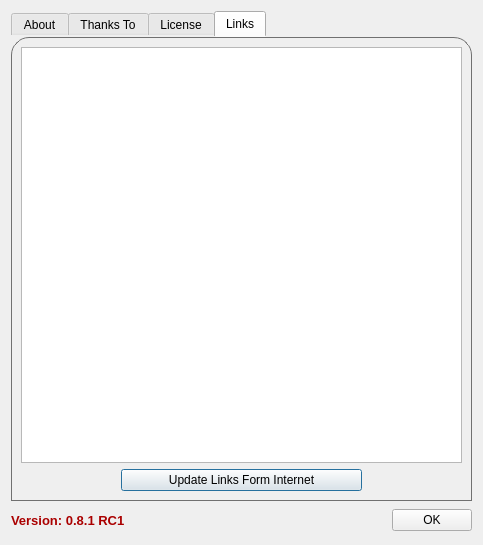
The window that About_Window.ui (qunying/aqemu-old) describes before a commit, drawn with Qt 5.
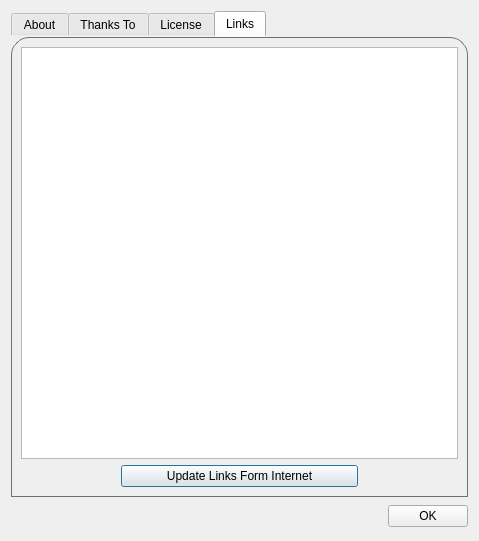
The same window after the commit. The open tabs and pages were chosen to show the change. Icons and pictures are not drawn.

Patch:
```diff
--- a/About_Window.ui
+++ b/About_Window.ui
@@ -7,8 +7,8 @@
    <rect>
     <x>0</x>
     <y>0</y>
-    <width>483</width>
-    <height>545</height>
+    <width>479</width>
+    <height>541</height>
    </rect>
   </property>
   <property name="windowTitle">
@@ -429,29 +429,31 @@
           <string>&lt;!DOCTYPE HTML PUBLIC &quot;-//W3C//DTD HTML 4.0//EN&quot; &quot;http://www.w3.org/TR/REC-html40/strict.dtd&quot;&gt;
 &lt;html&gt;&lt;head&gt;&lt;meta name=&quot;qrichtext&quot; content=&quot;1&quot; /&gt;&lt;style type=&quot;text/css&quot;&gt;
 p, li { white-space: pre-wrap; }
-&lt;/style&gt;&lt;/head&gt;&lt;body style=&quot; font-family:'MS Shell Dlg 2'; font-size:8.25pt; font-weight:400; font-style:normal;&quot;&gt;
+&lt;/style&gt;&lt;/head&gt;&lt;body style=&quot; font-family:'DejaVu Sans'; font-size:10pt; font-weight:400; font-style:normal;&quot;&gt;
 &lt;table border=&quot;0&quot; style=&quot;-qt-table-type: root; margin-top:4px; margin-bottom:4px; margin-left:4px; margin-right:4px;&quot;&gt;
 &lt;tr&gt;
 &lt;td style=&quot;border: none;&quot;&gt;
-&lt;p style=&quot;-qt-paragraph-type:empty; margin-top:0px; margin-bottom:0px; margin-left:0px; margin-right:0px; -qt-block-indent:0; text-indent:0px; font-family:'DejaVu Sans'; font-size:10pt;&quot;&gt;&lt;/p&gt;
-&lt;p style=&quot;-qt-paragraph-type:empty; margin-top:0px; margin-bottom:0px; margin-left:0px; margin-right:0px; -qt-block-indent:0; text-indent:0px; font-family:'DejaVu Sans'; font-size:10pt;&quot;&gt;&lt;/p&gt;
-&lt;p style=&quot;-qt-paragraph-type:empty; margin-top:0px; margin-bottom:0px; margin-left:0px; margin-right:0px; -qt-block-indent:0; text-indent:0px; font-family:'DejaVu Sans'; font-size:10pt;&quot;&gt;&lt;/p&gt;
-&lt;p style=&quot;-qt-paragraph-type:empty; margin-top:0px; margin-bottom:0px; margin-left:0px; margin-right:0px; -qt-block-indent:0; text-indent:0px; font-family:'DejaVu Sans'; font-size:10pt;&quot;&gt;&lt;/p&gt;
-&lt;p style=&quot;-qt-paragraph-type:empty; margin-top:0px; margin-bottom:0px; margin-left:0px; margin-right:0px; -qt-block-indent:0; text-indent:0px; font-family:'DejaVu Sans'; font-size:10pt;&quot;&gt;&lt;/p&gt;
-&lt;p style=&quot;-qt-paragraph-type:empty; margin-top:0px; margin-bottom:0px; margin-left:0px; margin-right:0px; -qt-block-indent:0; text-indent:0px; font-family:'DejaVu Sans'; font-size:10pt;&quot;&gt;&lt;/p&gt;
-&lt;p style=&quot;-qt-paragraph-type:empty; margin-top:0px; margin-bottom:0px; margin-left:0px; margin-right:0px; -qt-block-indent:0; text-indent:0px; font-family:'DejaVu Sans'; font-size:10pt;&quot;&gt;&lt;/p&gt;
-&lt;p style=&quot;-qt-paragraph-type:empty; margin-top:0px; margin-bottom:0px; margin-left:0px; margin-right:0px; -qt-block-indent:0; text-indent:0px; font-family:'DejaVu Sans'; font-size:10pt;&quot;&gt;&lt;/p&gt;
-&lt;p style=&quot;-qt-paragraph-type:empty; margin-top:0px; margin-bottom:0px; margin-left:0px; margin-right:0px; -qt-block-indent:0; text-indent:0px; font-family:'DejaVu Sans'; font-size:10pt;&quot;&gt;&lt;/p&gt;
-&lt;p style=&quot;-qt-paragraph-type:empty; margin-top:0px; margin-bottom:0px; margin-left:0px; margin-right:0px; -qt-block-indent:0; text-indent:0px; font-family:'DejaVu Sans'; font-size:10pt;&quot;&gt;&lt;/p&gt;
-&lt;p style=&quot;-qt-paragraph-type:empty; margin-top:0px; margin-bottom:0px; margin-left:0px; margin-right:0px; -qt-block-indent:0; text-indent:0px; font-family:'DejaVu Sans'; font-size:10pt;&quot;&gt;&lt;/p&gt;
-&lt;p style=&quot;-qt-paragraph-type:empty; margin-top:0px; margin-bottom:0px; margin-left:0px; margin-right:0px; -qt-block-indent:0; text-indent:0px; font-family:'DejaVu Sans'; font-size:10pt;&quot;&gt;&lt;/p&gt;
-&lt;p style=&quot;-qt-paragraph-type:empty; margin-top:0px; margin-bottom:0px; margin-left:0px; margin-right:0px; -qt-block-indent:0; text-indent:0px; font-family:'DejaVu Sans'; font-size:10pt;&quot;&gt;&lt;/p&gt;
-&lt;p style=&quot;-qt-paragraph-type:empty; margin-top:0px; margin-bottom:0px; margin-left:0px; margin-right:0px; -qt-block-indent:0; text-indent:0px; font-family:'DejaVu Sans'; font-size:10pt;&quot;&gt;&lt;/p&gt;
-&lt;p style=&quot;-qt-paragraph-type:empty; margin-top:0px; margin-bottom:0px; margin-left:0px; margin-right:0px; -qt-block-indent:0; text-indent:0px; font-family:'DejaVu Sans'; font-size:10pt;&quot;&gt;&lt;/p&gt;
-&lt;p style=&quot;-qt-paragraph-type:empty; margin-top:0px; margin-bottom:0px; margin-left:0px; margin-right:0px; -qt-block-indent:0; text-indent:0px; font-family:'DejaVu Sans'; font-size:10pt;&quot;&gt;&lt;/p&gt;
-&lt;p style=&quot;-qt-paragraph-type:empty; margin-top:0px; margin-bottom:0px; margin-left:0px; margin-right:0px; -qt-block-indent:0; text-indent:0px; font-family:'DejaVu Sans'; font-size:10pt;&quot;&gt;&lt;/p&gt;
-&lt;p style=&quot;-qt-paragraph-type:empty; margin-top:0px; margin-bottom:0px; margin-left:0px; margin-right:0px; -qt-block-indent:0; text-indent:0px; font-family:'DejaVu Sans'; font-size:10pt;&quot;&gt;&lt;/p&gt;
-&lt;p style=&quot;-qt-paragraph-type:empty; margin-top:0px; margin-bottom:0px; margin-left:0px; margin-right:0px; -qt-block-indent:0; text-indent:0px; font-family:'Nimbus Sans L'; font-size:10pt;&quot;&gt;&lt;/p&gt;&lt;/td&gt;&lt;/tr&gt;&lt;/table&gt;&lt;/body&gt;&lt;/html&gt;</string>
+&lt;p style=&quot;-qt-paragraph-type:empty; margin-top:0px; margin-bottom:0px; margin-left:0px; margin-right:0px; -qt-block-indent:0; text-indent:0px;&quot;&gt;&lt;/p&gt;
+&lt;p style=&quot;-qt-paragraph-type:empty; margin-top:0px; margin-bottom:0px; margin-left:0px; margin-right:0px; -qt-block-indent:0; text-indent:0px; font-family:'MS Shell Dlg 2'; font-size:8pt;&quot;&gt;&lt;/p&gt;
+&lt;p style=&quot;-qt-paragraph-type:empty; margin-top:0px; margin-bottom:0px; margin-left:0px; margin-right:0px; -qt-block-indent:0; text-indent:0px;&quot;&gt;&lt;/p&gt;
+&lt;p style=&quot;-qt-paragraph-type:empty; margin-top:0px; margin-bottom:0px; margin-left:0px; margin-right:0px; -qt-block-indent:0; text-indent:0px;&quot;&gt;&lt;/p&gt;
+&lt;p style=&quot;-qt-paragraph-type:empty; margin-top:0px; margin-bottom:0px; margin-left:0px; margin-right:0px; -qt-block-indent:0; text-indent:0px;&quot;&gt;&lt;/p&gt;
+&lt;p style=&quot;-qt-paragraph-type:empty; margin-top:0px; margin-bottom:0px; margin-left:0px; margin-right:0px; -qt-block-indent:0; text-indent:0px;&quot;&gt;&lt;/p&gt;
+&lt;p style=&quot;-qt-paragraph-type:empty; margin-top:0px; margin-bottom:0px; margin-left:0px; margin-right:0px; -qt-block-indent:0; text-indent:0px;&quot;&gt;&lt;/p&gt;
+&lt;p style=&quot;-qt-paragraph-type:empty; margin-top:0px; margin-bottom:0px; margin-left:0px; margin-right:0px; -qt-block-indent:0; text-indent:0px;&quot;&gt;&lt;/p&gt;
+&lt;p style=&quot;-qt-paragraph-type:empty; margin-top:0px; margin-bottom:0px; margin-left:0px; margin-right:0px; -qt-block-indent:0; text-indent:0px;&quot;&gt;&lt;/p&gt;
+&lt;p style=&quot;-qt-paragraph-type:empty; margin-top:0px; margin-bottom:0px; margin-left:0px; margin-right:0px; -qt-block-indent:0; text-indent:0px;&quot;&gt;&lt;/p&gt;
+&lt;p style=&quot;-qt-paragraph-type:empty; margin-top:0px; margin-bottom:0px; margin-left:0px; margin-right:0px; -qt-block-indent:0; text-indent:0px;&quot;&gt;&lt;/p&gt;
+&lt;p style=&quot;-qt-paragraph-type:empty; margin-top:0px; margin-bottom:0px; margin-left:0px; margin-right:0px; -qt-block-indent:0; text-indent:0px;&quot;&gt;&lt;/p&gt;
+&lt;p style=&quot;-qt-paragraph-type:empty; margin-top:0px; margin-bottom:0px; margin-left:0px; margin-right:0px; -qt-block-indent:0; text-indent:0px;&quot;&gt;&lt;/p&gt;
+&lt;p style=&quot;-qt-paragraph-type:empty; margin-top:0px; margin-bottom:0px; margin-left:0px; margin-right:0px; -qt-block-indent:0; text-indent:0px;&quot;&gt;&lt;/p&gt;
+&lt;p style=&quot;-qt-paragraph-type:empty; margin-top:0px; margin-bottom:0px; margin-left:0px; margin-right:0px; -qt-block-indent:0; text-indent:0px;&quot;&gt;&lt;/p&gt;
+&lt;p style=&quot;-qt-paragraph-type:empty; margin-top:0px; margin-bottom:0px; margin-left:0px; margin-right:0px; -qt-block-indent:0; text-indent:0px;&quot;&gt;&lt;/p&gt;
+&lt;p style=&quot;-qt-paragraph-type:empty; margin-top:0px; margin-bottom:0px; margin-left:0px; margin-right:0px; -qt-block-indent:0; text-indent:0px;&quot;&gt;&lt;/p&gt;
+&lt;p style=&quot;-qt-paragraph-type:empty; margin-top:0px; margin-bottom:0px; margin-left:0px; margin-right:0px; -qt-block-indent:0; text-indent:0px;&quot;&gt;&lt;/p&gt;
+&lt;p style=&quot;-qt-paragraph-type:empty; margin-top:0px; margin-bottom:0px; margin-left:0px; margin-right:0px; -qt-block-indent:0; text-indent:0px;&quot;&gt;&lt;/p&gt;
+&lt;p style=&quot;-qt-paragraph-type:empty; margin-top:0px; margin-bottom:0px; margin-left:0px; margin-right:0px; -qt-block-indent:0; text-indent:0px;&quot;&gt;&lt;/p&gt;
+&lt;p style=&quot;-qt-paragraph-type:empty; margin-top:0px; margin-bottom:0px; margin-left:0px; margin-right:0px; -qt-block-indent:0; text-indent:0px; font-family:'Nimbus Sans L';&quot;&gt;&lt;/p&gt;&lt;/td&gt;&lt;/tr&gt;&lt;/table&gt;&lt;/body&gt;&lt;/html&gt;</string>
          </property>
          <property name="openExternalLinks">
           <bool>true</bool>
@@ -526,7 +528,7 @@
 &lt;table border=&quot;0&quot; style=&quot;-qt-table-type: root; margin-top:4px; margin-bottom:4px; margin-left:4px; margin-right:4px;&quot;&gt;
 &lt;tr&gt;
 &lt;td style=&quot;border: none;&quot;&gt;
-&lt;p style=&quot; margin-top:0px; margin-bottom:0px; margin-left:0px; margin-right:0px; -qt-block-indent:0; text-indent:0px;&quot;&gt;&lt;span style=&quot; font-family:'Nimbus Sans L'; font-weight:600; color:#aa0000;&quot;&gt;Version: 0.8.1 RC1&lt;/span&gt;&lt;/p&gt;&lt;/td&gt;&lt;/tr&gt;&lt;/table&gt;&lt;/body&gt;&lt;/html&gt;</string>
+&lt;p style=&quot; margin-top:0px; margin-bottom:0px; margin-left:0px; margin-right:0px; -qt-block-indent:0; text-indent:0px;&quot;&gt;&lt;span style=&quot; font-family:'Nimbus Sans L'; font-weight:600; color:#aa0000;&quot;&gt;&lt;/span&gt;&lt;/p&gt;&lt;/td&gt;&lt;/tr&gt;&lt;/table&gt;&lt;/body&gt;&lt;/html&gt;</string>
        </property>
       </widget>
      </item>
```
Left out of the diff: 33 changed lines with no effect on the pictures.
